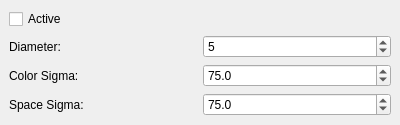
Qt form src/WhiskerToolbox/Media_Widget/MediaProcessing_Widget/ProcessingOptions/BilateralWidget.ui (paulmthompson/WhiskerToolbox) before a commit.
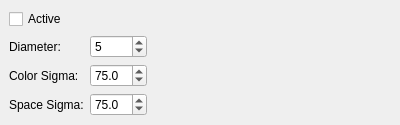
The same form after that commit.

```diff
--- a/src/WhiskerToolbox/Media_Widget/MediaProcessing_Widget/ProcessingOptions/BilateralWidget.ui
+++ b/src/WhiskerToolbox/Media_Widget/MediaProcessing_Widget/ProcessingOptions/BilateralWidget.ui
@@ -7,13 +7,13 @@
     <x>0</x>
     <y>0</y>
     <width>400</width>
-    <height>120</height>
+    <height>124</height>
    </rect>
   </property>
   <property name="windowTitle">
    <string>Form</string>
   </property>
-  <layout class="QVBoxLayout" name="verticalLayout">
+  <layout class="QHBoxLayout" name="horizontalLayout">
    <property name="spacing">
     <number>6</number>
    </property>
@@ -124,6 +124,19 @@
      </item>
     </layout>
    </item>
+   <item>
+    <spacer name="horizontalSpacer">
+     <property name="orientation">
+      <enum>Qt::Orientation::Horizontal</enum>
+     </property>
+     <property name="sizeHint" stdset="0">
+      <size>
+       <width>40</width>
+       <height>20</height>
+      </size>
+     </property>
+    </spacer>
+   </item>
   </layout>
  </widget>
  <resources/>
```
Left out of the diff: 2 changed lines with no effect on the pictures.
